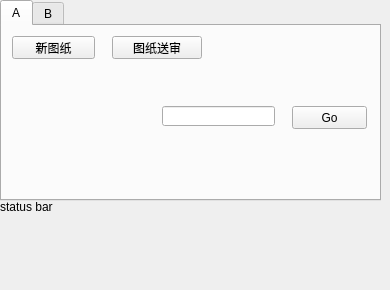
Before: the Qt Designer form code/UI/mainwindow.ui in duoqiang19/pid, drawn with Qt 5.
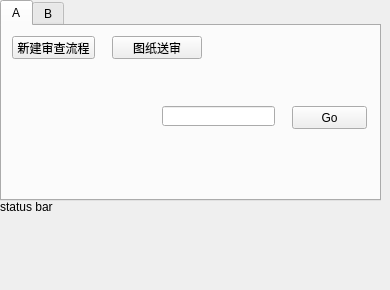
After: the same form once the commit is applied.

Diff of the .ui file:
```diff
--- a/code/UI/mainwindow.ui
+++ b/code/UI/mainwindow.ui
@@ -40,7 +40,7 @@
        </rect>
       </property>
       <property name="text">
-       <string>新图纸</string>
+       <string>新建审查流程</string>
       </property>
      </widget>
      <widget class="QPushButton" name="pushButton_review_report">
```
Left out of the diff: 2 changed lines with no effect on the pictures.
